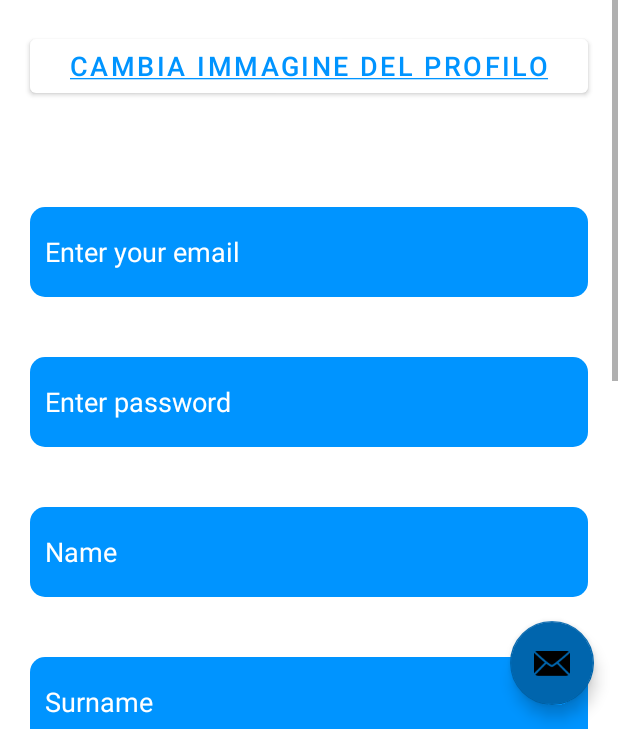
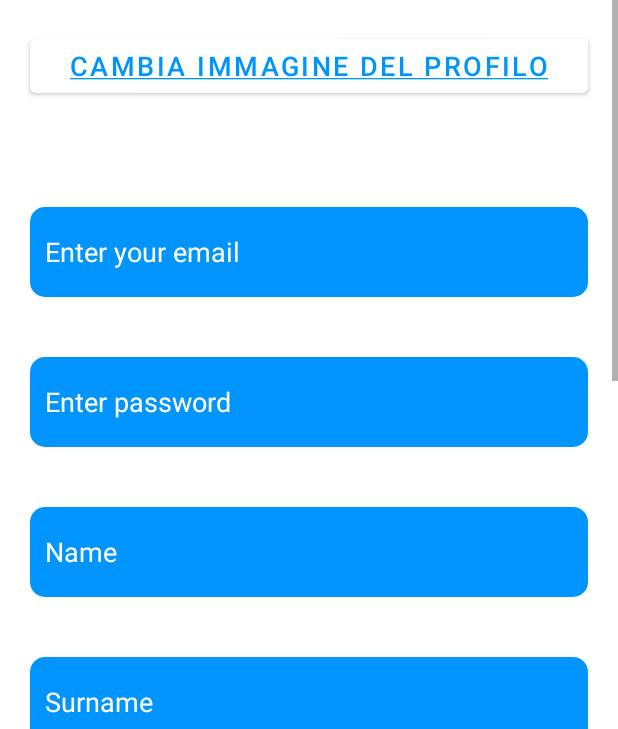
Before and after one commit to marrcolino/MyManager, an Android app: the Home screen opened directly, with no data from a screen before it, in the side drawer, after a tap on "Account", on a phone screen of 412 x 824 dp, the part 507-1236 px from its top. Run offline under Robolectric (Android 15) with nearby library versions, the phone set to English and light mode, and no system bars; our stand-ins replace Firebase (no records; nobody signed in at launch, a user with empty details on screens opened directly), Picasso, navigation-ui; 3 statements that could not run were skipped.

Commit message:
recycler in info caso di studio e eliminazione icona messaggi

```diff
--- a/app/src/main/java/com/example/mymanager/Home.java
+++ b/app/src/main/java/com/example/mymanager/Home.java
@@ -53,14 +53,8 @@ public class Home extends AppCompatActivity {
         setContentView(R.layout.activity_home);
         Toolbar toolbar = findViewById(R.id.toolbar);
         setSupportActionBar(toolbar);
-        FloatingActionButton fab = findViewById(R.id.fab);
-        fab.setOnClickListener(new View.OnClickListener() {
-            @Override
-            public void onClick(View view) {
-                Snackbar.make(view, "Replace with your own action", Snackbar.LENGTH_LONG)
-                        .setAction("Action", null).show();
-            }
-        });
+
+
         DrawerLayout drawer = findViewById(R.id.drawer_layout);
         NavigationView navigationView = findViewById(R.id.nav_view);
         // Passing each menu ID as a set of Ids because each
--- a/app/src/main/res/layout/activity_info_caso_di_studio.xml
+++ b/app/src/main/res/layout/activity_info_caso_di_studio.xml
@@ -130,6 +130,11 @@
                 android:textColor="#FFFFFF"
                 android:textSize="20dp"/>
 
+            <androidx.recyclerview.widget.RecyclerView
+                android:layout_width="match_parent"
+                android:layout_height="match_parent"
+                android:id="@+id/recyclerviewFile"/>
+
         </TableLayout>
     </ScrollView>
 
--- a/app/src/main/res/layout/app_bar_main.xml
+++ b/app/src/main/res/layout/app_bar_main.xml
@@ -22,12 +22,4 @@
 
     <include layout="@layout/content_main" />
 
-    <com.google.android.material.floatingactionbutton.FloatingActionButton
-        android:id="@+id/fab"
-        android:layout_width="wrap_content"
-        android:layout_height="wrap_content"
-        android:layout_gravity="bottom|end"
-        android:layout_margin="@dimen/fab_margin"
-        app:srcCompat="@android:drawable/ic_dialog_email" />
-
 </androidx.coordinatorlayout.widget.CoordinatorLayout>
```
Also changed, not shown: app/src/main/java/com/example/mymanager/InfoCasoDiStudio.java (+48 -1 lines).
